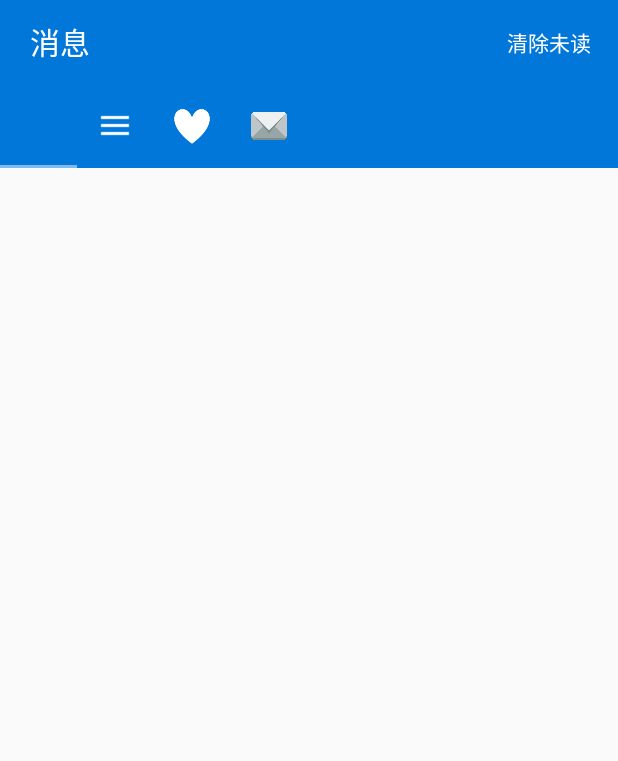
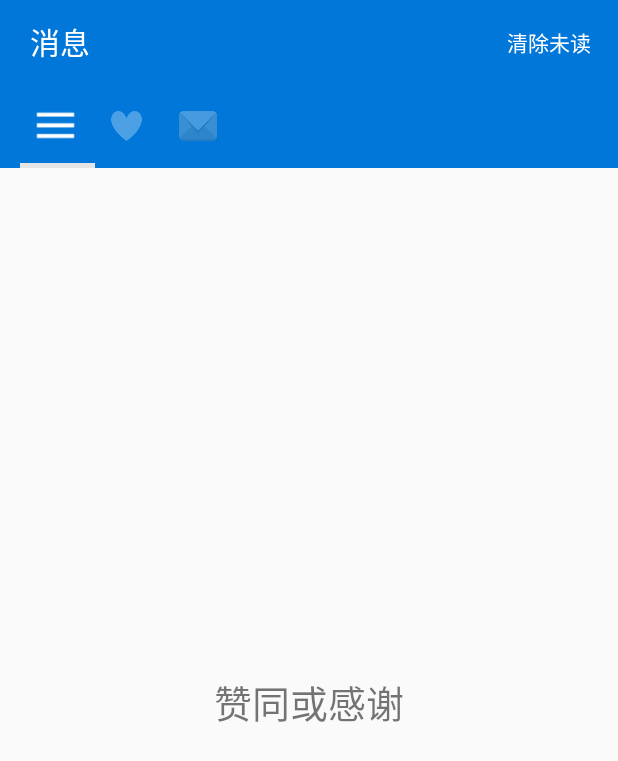
Before and after one commit to swxca/Zhihu, an Android app: the MessageActivity screen opened directly, with no data from a screen before it, on a phone screen of 412 x 824 dp. Shown: the top 761 px of the screen. Run offline under Robolectric (Android 15) with nearby library versions, the phone set to English and light mode, and no system bars; our stand-ins replace CircleImageView.

Commit message:
message界面实现
不足就是，由于我无法拿到实际UI的PX所有，所以，别的机型适配下面白杆会有错位，我用的机型分辨率是1080x1920，实测正确。以后测出准确的p
x会修复这个bug。(有BUG)2015年12月02日00:13:09

```diff
--- /dev/null
+++ b/Zhihugit/app/src/main/java/com/zhangtao/Adapter/MessageAdapter.java
@@ -0,0 +1,30 @@
+package com.zhangtao.Adapter;
+
+import android.support.v4.app.Fragment;
+import android.support.v4.app.FragmentManager;
+import android.support.v4.app.FragmentPagerAdapter;
+
+import java.util.List;
+
+/**
+ * Created by zhangtao on 15/12/1.
+ */
+public class MessageAdapter extends FragmentPagerAdapter {
+
+    private List<Fragment> list;
+
+    public MessageAdapter(FragmentManager fm,List<Fragment> fragmentsList) {
+        super(fm);
+        this.list=fragmentsList;
+    }
+
+    @Override
+    public Fragment getItem(int position) {
+        return list.get(position);
+    }
+
+    @Override
+    public int getCount() {
+        return list.size();
+    }
+}
--- /dev/null
+++ b/Zhihugit/app/src/main/java/com/zhangtao/fragment/AgreeFragment.java
@@ -0,0 +1,24 @@
+package com.zhangtao.fragment;
+
+import android.os.Bundle;
+import android.support.annotation.Nullable;
+import android.support.v4.app.Fragment;
+import android.view.LayoutInflater;
+import android.view.View;
+import android.view.ViewGroup;
+
+import com.zhangtao.zhihuclient.R;
+
+/**
+ * Created by zhangtao on 15/12/1.
+ */
+public class AgreeFragment extends Fragment {
+
+    @Nullable
+    @Override
+    public View onCreateView(LayoutInflater inflater, ViewGroup container, Bundle savedInstanceState) {
+
+        View view= inflater.inflate(R.layout.fragment_agree,container,false);
+        return view;
+    }
+}
--- /dev/null
+++ b/Zhihugit/app/src/main/java/com/zhangtao/fragment/PersonalMessageFragment.java
@@ -0,0 +1,24 @@
+package com.zhangtao.fragment;
+
+import android.os.Bundle;
+import android.support.annotation.Nullable;
+import android.support.v4.app.Fragment;
+import android.view.LayoutInflater;
+import android.view.View;
+import android.view.ViewGroup;
+
+import com.zhangtao.zhihuclient.R;
+
+/**
+ * Created by zhangtao on 15/12/1.
+ */
+public class PersonalMessageFragment extends Fragment {
+
+    @Nullable
+    @Override
+    public View onCreateView(LayoutInflater inflater, ViewGroup container, Bundle savedInstanceState) {
+
+        View view= inflater.inflate(R.layout.fragment_personalmessage,container,false);
+        return view;
+    }
+}
--- /dev/null
+++ b/Zhihugit/app/src/main/java/com/zhangtao/fragment/RemindFragment.java
@@ -0,0 +1,25 @@
+package com.zhangtao.fragment;
+
+import android.os.Bundle;
+import android.support.annotation.Nullable;
+import android.support.v4.app.Fragment;
+import android.view.LayoutInflater;
+import android.view.View;
+import android.view.ViewGroup;
+import android.widget.TextView;
+
+import com.zhangtao.zhihuclient.R;
+
+/**
+ * Created by zhangtao on 15/12/1.
+ */
+public class RemindFragment extends Fragment {
+
+    @Nullable
+    @Override
+    public View onCreateView(LayoutInflater inflater, ViewGroup container, Bundle savedInstanceState) {
+
+        View view= inflater.inflate(R.layout.fragment_remind,container,false);
+        return view;
+    }
+}
--- a/Zhihugit/app/src/main/java/com/zhangtao/zhihuclient/MessageActivity.java
+++ b/Zhihugit/app/src/main/java/com/zhangtao/zhihuclient/MessageActivity.java
@@ -1,42 +1,124 @@
 package com.zhangtao.zhihuclient;
+
 
 import android.content.Context;
 import android.content.Intent;
 import android.os.Bundle;
 import android.support.design.widget.TabLayout;
+import android.support.v4.app.Fragment;
+import android.support.v4.app.FragmentPagerAdapter;
 import android.support.v4.view.ViewPager;
 import android.support.v7.app.AppCompatActivity;
+import android.util.Log;
+import android.widget.ImageView;
+import android.widget.LinearLayout;
+
+import com.zhangtao.Adapter.MessageAdapter;
+import com.zhangtao.fragment.AgreeFragment;
+import com.zhangtao.fragment.PersonalMessageFragment;
+import com.zhangtao.fragment.RemindFragment;
+
+import java.util.ArrayList;
+import java.util.List;
 
 /**
  * Created by zhangtao on 15/11/30.
  */
 public class MessageActivity extends AppCompatActivity {
 
-    private TabLayout mTabLayout;
+
     private ViewPager mViewPager;
+    private List<Fragment> viewPagerFragmentList;
+    private MessageAdapter mMessageAdapter;
+    private ImageView RemindImageView,AgreeImageView,MessageImageView,Indicator;
+    private List<ImageView> IndicatorsList;
+    private int mCurrentIndex;
     @Override
     protected void onCreate(Bundle savedInstanceState) {
         super.onCreate(savedInstanceState);
         setContentView(R.layout.activity_message);
 
+
+        initData();
+
         initViews();
+
+
+    }
+
+    private void initData() {
+        IndicatorsList=new ArrayList<>();
+        viewPagerFragmentList=new ArrayList<>();
+        AgreeFragment agreeFragment=new AgreeFragment();
+        viewPagerFragmentList.add(agreeFragment);
+        RemindFragment remindFragment=new RemindFragment();
+        viewPagerFragmentList.add(remindFragment);
+        PersonalMessageFragment personalMessageFragment=new PersonalMessageFragment();
+        viewPagerFragmentList.add(personalMessageFragment);
+        mMessageAdapter=new MessageAdapter(getSupportFragmentManager(),viewPagerFragmentList);
     }
 
     private void initViews() {
-        mTabLayout= (TabLayout) findViewById(R.id.message_tab);
-        mTabLayout.addTab(mTabLayout.newTab().setText(""));
-        mTabLayout.addTab(mTabLayout.newTab().setIcon(R.drawable.ic_menu));
-        mTabLayout.addTab(mTabLayout.newTab().setIcon(R.drawable.agree));
-        mTabLayout.addTab(mTabLayout.newTab().setIcon(R.drawable.message));
-        mTabLayout.addTab(mTabLayout.newTab().setText(""));
-        mTabLayout.addTab(mTabLayout.newTab().setText(""));
-        mTabLayout.addTab(mTabLayout.newTab().setText(""));
-        mTabLayout.addTab(mTabLayout.newTab().setText(""));
+
+        RemindImageView= (ImageView) findViewById(R.id.message_remind);
+        AgreeImageView= (ImageView) findViewById(R.id.message_agree);
+        MessageImageView= (ImageView) findViewById(R.id.message_personal);
+        RemindImageView.setAlpha(0.3f);
+        AgreeImageView.setAlpha(0.3f);
+        MessageImageView.setAlpha(0.3f);
+        Indicator= (ImageView) findViewById(R.id.message_indicator);
+        IndicatorsList.add(RemindImageView);
+        IndicatorsList.add(AgreeImageView);
+        IndicatorsList.add(MessageImageView);
+
 
 
         mViewPager= (ViewPager) findViewById(R.id.message_viewpager);
-        //mTabLayout.setupWithViewPager(mViewPager);
+        mViewPager.setAdapter(mMessageAdapter);
+        mViewPager.setOnPageChangeListener(new ViewPager.OnPageChangeListener() {
+            LinearLayout.LayoutParams lp= (LinearLayout.LayoutParams) Indicator.getLayoutParams();
+            int marginleft=getResources().getDimensionPixelSize(R.dimen.indicator_marginleft);
+            int indicatorWidth=getResources().getDimensionPixelSize(R.dimen.indicator_width);
+            @Override
+            public void onPageScrolled(int position, float positionOffset, int positionOffsetPixels) {
+
+                    ImageView left=IndicatorsList.get(position);
+                    ImageView right=IndicatorsList.get(position+1);
+
+                    left.setAlpha(1.3f-positionOffset);
+                    right.setAlpha(positionOffset+0.3f);
+
+                    if (mCurrentIndex==0&&position==0)
+                    {
+                        lp.leftMargin= (int) (marginleft+indicatorWidth*positionOffset);
+                        Log.d("data",lp.leftMargin+"---"+positionOffset);
+                    }else if (mCurrentIndex==1&&position==0)
+                    {
+                        lp.leftMargin= (int) (2*indicatorWidth+(positionOffset-1)*indicatorWidth+marginleft);
+                    }else if (mCurrentIndex==1&&position==1)
+                    {
+                        lp.leftMargin= (int) (marginleft+2*indicatorWidth+positionOffset*indicatorWidth);
+                    }else if (mCurrentIndex==2&&position==1)
+                    {
+                        lp.leftMargin= (int) (marginleft+3*indicatorWidth-(positionOffset-1)*indicatorWidth);
+                    }
+                    Indicator.setLayoutParams(lp);
+                }
+
+
+            @Override
+            public void onPageSelected(int position) {
+                mCurrentIndex=position;
+            }
+
+            @Override
+            public void onPageScrollStateChanged(int state) {
+
+            }
+        });
     }
+
+
 
     public static void startActivity(Context context,String string){
         Intent intent=new Intent(context,MessageActivity.class);
--- a/Zhihugit/app/src/main/res/layout/activity_message.xml
+++ b/Zhihugit/app/src/main/res/layout/activity_message.xml
@@ -39,17 +39,47 @@
                     android:text="@string/clear_unread"
                     android:textColor="@color/white" />
             </RelativeLayout>
-
-            <android.support.design.widget.TabLayout
-                android:id="@+id/message_tab"
+            <RelativeLayout
                 android:layout_width="match_parent"
                 android:layout_height="?attr/actionBarSize"
-                android:layout_below="@+id/message_toolbar"
-                android:background="@color/colorPrimary"
-                app:tabGravity="fill"
-                app:tabMode="fixed">
+                android:background="?attr/colorPrimary"
+                android:orientation="horizontal">
+                <ImageView
+                    android:id="@+id/message_remind"
+                    android:layout_centerVertical="true"
+                    android:layout_width="35dp"
+                    android:layout_height="32dp"
+                    android:layout_marginLeft="19dp"
+                    android:src="@drawable/ic_menu"
+                    />
+                <ImageView
+                    android:id="@+id/message_agree"
+                    android:layout_width="30dp"
+                    android:layout_height="20dp"
+                    android:src="@drawable/agree"
+                    android:layout_marginLeft="69dp"
+                    android:layout_centerVertical="true"/>
+                <ImageView
+                    android:id="@+id/message_personal"
+                    android:layout_width="25dp"
+                    android:layout_height="20dp"
+                    android:src="@drawable/message"
+                    android:layout_marginLeft="119dp"
+                    android:layout_centerVertical="true"/>
+                <LinearLayout
+                    android:layout_alignParentBottom="true"
+                    android:layout_width="wrap_content"
+                    android:layout_height="wrap_content">
+                <ImageView
+                    android:id="@+id/message_indicator"
+                    android:layout_width="50dp"
+                    android:layout_height="3dp"
+                    android:background="@color/gray"
+                    android:layout_marginLeft="13dp"/>
+                </LinearLayout>
+            </RelativeLayout>
 
-            </android.support.design.widget.TabLayout>
+
         </LinearLayout>
 
         <android.support.v4.view.ViewPager
--- /dev/null
+++ b/Zhihugit/app/src/main/res/layout/fragment_agree.xml
@@ -0,0 +1,11 @@
+<?xml version="1.0" encoding="utf-8"?>
+<RelativeLayout xmlns:android="http://schemas.android.com/apk/res/android"
+    android:orientation="vertical" android:layout_width="match_parent"
+    android:layout_height="match_parent">
+    <TextView
+        android:layout_width="wrap_content"
+        android:layout_height="wrap_content"
+        android:textSize="25sp"
+        android:layout_centerInParent="true"
+        android:text="赞同或感谢"/>
+</RelativeLayout>
--- /dev/null
+++ b/Zhihugit/app/src/main/res/layout/fragment_personalmessage.xml
@@ -0,0 +1,11 @@
+<?xml version="1.0" encoding="utf-8"?>
+<RelativeLayout xmlns:android="http://schemas.android.com/apk/res/android"
+    android:orientation="vertical" android:layout_width="match_parent"
+    android:layout_height="match_parent">
+    <TextView
+        android:layout_width="wrap_content"
+        android:layout_height="wrap_content"
+        android:textSize="25sp"
+        android:layout_centerInParent="true"
+        android:text="私信"/>
+</RelativeLayout>
--- /dev/null
+++ b/Zhihugit/app/src/main/res/layout/fragment_remind.xml
@@ -0,0 +1,11 @@
+<?xml version="1.0" encoding="utf-8"?>
+<RelativeLayout xmlns:android="http://schemas.android.com/apk/res/android"
+    android:orientation="vertical" android:layout_width="match_parent"
+    android:layout_height="match_parent">
+    <TextView
+        android:layout_width="wrap_content"
+        android:layout_height="wrap_content"
+        android:textSize="25sp"
+        android:layout_centerInParent="true"
+        android:text="关注提醒"/>
+</RelativeLayout>
--- a/Zhihugit/app/src/main/res/values/colors.xml
+++ b/Zhihugit/app/src/main/res/values/colors.xml
@@ -7,4 +7,5 @@
     <color name="black">#FF080808</color>
     <color name="search_text">#56B0E0</color>
     <color name="line">#DADADA</color>
+    <color name="gray">#E5E5E5</color>
 </resources>
--- a/Zhihugit/app/src/main/res/values/dimens.xml
+++ b/Zhihugit/app/src/main/res/values/dimens.xml
@@ -3,4 +3,6 @@
     <dimen name="activity_horizontal_margin">16dp</dimen>
     <dimen name="activity_vertical_margin">16dp</dimen>
     <dimen name="drawer_icon_size">24dp</dimen>
+    <dimen name="indicator_marginleft">13dp</dimen>
+    <dimen name="indicator_width">50dp</dimen>
 </resources>
```
